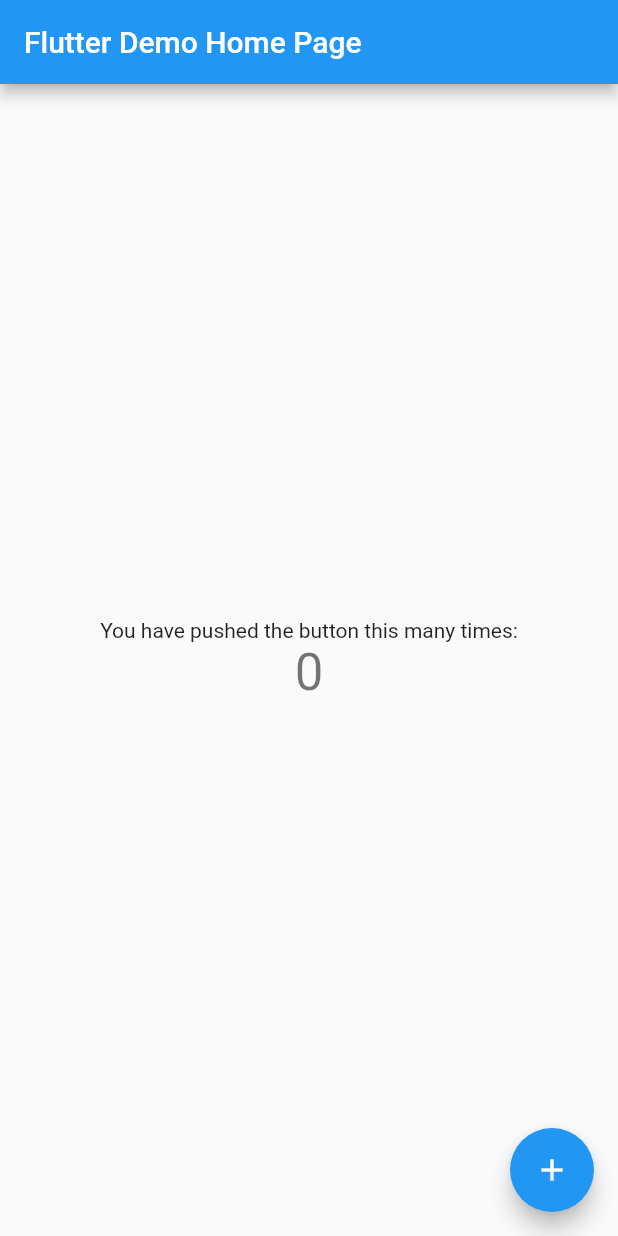
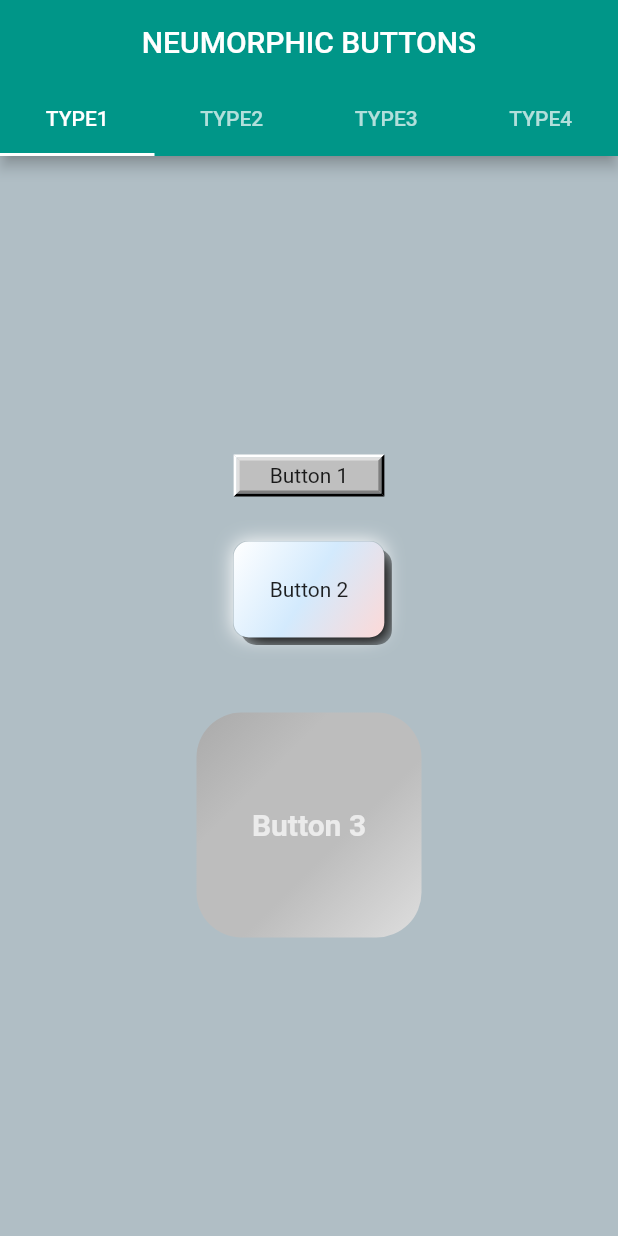
Before and after one commit to iamshabnam/neumorphic_button, a Flutter app: the screen it shows after launch, on a phone screen of 412 x 824 dp. Run offline on Flutter 3.47's test engine with Material 2 defaults, Android fonts, the phone set to English and light mode, and no system bars; our stand-ins replace flutter_inset_box_shadow, flutter_neumorphic.

Commit message:
tried neu button

```diff
--- a/lib/main.dart
+++ b/lib/main.dart
@@ -1,98 +1,72 @@
 import 'package:flutter/material.dart';
+import 'package:neumorphic_button/neu_button_4.dart';
 
-void main() {
-  runApp(const MyApp());
-}
+import 'neu_button_2.dart';
+import 'neu_button_1.dart';
+import 'neu_button_3.dart';
+import 'neu_button_using_package.dart';
+import 'neu_round_button_1.dart';
+import 'neu_round_button_2.dart';
 
-class MyApp extends StatelessWidget {
-  const MyApp({Key? key}) : super(key: key);
+void main() => runApp(const NeumorphicApp());
 
-  // This widget is the root of your application.
+class NeumorphicApp extends StatelessWidget {
+  const NeumorphicApp({Key? key}) : super(key: key);
+
+  final List<Tab> myTabs = const [
+    Tab(text: 'TYPE1'),
+    Tab(text: 'TYPE2'),
+    Tab(text: 'TYPE3'),
+    Tab(text: 'TYPE4'),
+  ];
+
   @override
   Widget build(BuildContext context) {
     return MaterialApp(
-      title: 'Flutter Demo',
+      debugShowCheckedModeBanner: false,
+      title: 'Neumorphic App',
       theme: ThemeData(
-
         primarySwatch: Colors.blue,
       ),
-      home: const MyHomePage(title: 'Flutter Demo Home Page'),
+      home: DefaultTabController(
+        length: myTabs.length,
+        child: Scaffold(
+          appBar: AppBar(
+            bottom: TabBar(indicatorColor: Colors.white, tabs: myTabs),
+            title: const Text('NEUMORPHIC BUTTONS'),
+            backgroundColor: Colors.teal,
+            centerTitle: true,
+          ),
+          backgroundColor: Colors.blueGrey.shade200,
+          body: TabBarView(children: [
+            Column(mainAxisAlignment: MainAxisAlignment.center, children: [
+              const SizedBox(height: 50),
+              const NeuButton1(child: Text('Button 1')),
+              const SizedBox(height: 30),
+              NeuButton2(child: const Text('Button 2')),
+              const SizedBox(height: 50),
+              NeuButton3(
+                child: const Center(
+                  child: Text(
+                    'Button 3',
+                    style: TextStyle(color: Colors.white70, fontSize: 20, fontWeight: FontWeight.bold),
+                  ),
+                ),
+              ),
+              const SizedBox(height: 50),
+            ]),
+            const NeuButton4(),
+            Column(mainAxisAlignment: MainAxisAlignment.center, children: const [
+              SizedBox(height: 50),
+              NeuRoundButton1(child: SizedBox(height: 100, width: 100)),
+              SizedBox(height: 50),
+              NeuRoundButton2(child: SizedBox(height: 100, width: 100)),
+              SizedBox(height: 50),
+            ]),
+            NeuButtonUsingPackage(),
+          ]),
+        ),
+      ),
     );
   }
 }
-
-class MyHomePage extends StatefulWidget {
-  const MyHomePage({Key? key, required this.title}) : super(key: key);
-
-  final String title;
-
-  @override
-  State<MyHomePage> createState() => _MyHomePageState();
-}
-
-class _MyHomePageState extends State<MyHomePage> {
-  int _counter = 0;
-
-  void _incrementCounter() {
-    setState(() {
-      // This call to setState tells the Flutter framework that something has
-      // changed in this State, which causes it to rerun the build method below
-      // so that the display can reflect the updated values. If we changed
-      // _counter without calling setState(), then the build method would not be
-      // called again, and so nothing would appear to happen.
-      _counter++;
-    });
-  }
-
-  @override
-  Widget build(BuildContext context) {
-    // This method is rerun every time setState is called, for instance as done
-    // by the _incrementCounter method above.
-    //
-    // The Flutter framework has been optimized to make rerunning build methods
-    // fast, so that you can just rebuild anything that needs updating rather
-    // than having to individually change instances of widgets.
-    return Scaffold(
-      appBar: AppBar(
-        // Here we take the value from the MyHomePage object that was created by
-        // the App.build method, and use it to set our appbar title.
-        title: Text(widget.title),
-      ),
-      body: Center(
-        // Center is a layout widget. It takes a single child and positions it
-        // in the middle of the parent.
-        child: Column(
-          // Column is also a layout widget. It takes a list of children and
-          // arranges them vertically. By default, it sizes itself to fit its
-          // children horizontally, and tries to be as tall as its parent.
-          //
-          // Invoke "debug painting" (press "p" in the console, choose the
-          // "Toggle Debug Paint" action from the Flutter Inspector in Android
-          // Studio, or the "Toggle Debug Paint" command in Visual Studio Code)
-          // to see the wireframe for each widget.
-          //
-          // Column has various properties to control how it sizes itself and
-          // how it positions its children. Here we use mainAxisAlignment to
-          // center the children vertically; the main axis here is the vertical
-          // axis because Columns are vertical (the cross axis would be
-          // horizontal).
-          mainAxisAlignment: MainAxisAlignment.center,
-          children: <Widget>[
-            const Text(
-              'You have pushed the button this many times:',
-            ),
-            Text(
-              '$_counter',
-              style: Theme.of(context).textTheme.headline4,
-            ),
-          ],
-        ),
-      ),
-      floatingActionButton: FloatingActionButton(
-        onPressed: _incrementCounter,
-        tooltip: 'Increment',
-        child: const Icon(Icons.add),
-      ), // This trailing comma makes auto-formatting nicer for build methods.
-    );
-  }
-}
--- /dev/null
+++ b/lib/neu_button_1.dart
@@ -0,0 +1,38 @@
+import 'package:flutter/material.dart';
+
+class NeuButton1 extends StatelessWidget {
+  const NeuButton1({Key? key, this.child, this.bevel =  2.0}) : super(key: key);
+  final double bevel;
+  final Color outerTopLeftBorderColor = const Color(0xFFFFFFFF);
+  final Color outerBottomRightBorderColor = const Color(0xFF000000);
+  final Color innerTopLeftBorderColor = const Color(0xFFDFDFDF);
+  final Color innerBottomRightBorderColor = const Color(0xFF7F7F7F);
+  final Color buttonColor = const Color(0xFFBFBFBF);
+  final Widget? child;
+  @override
+  Widget build(BuildContext context) {
+    return Container(
+      decoration: BoxDecoration(
+        border: Border(
+          top: BorderSide(width: bevel, color: outerTopLeftBorderColor),
+          left: BorderSide(width: bevel, color: outerTopLeftBorderColor),
+          right: BorderSide(width: bevel, color: outerBottomRightBorderColor),
+          bottom: BorderSide(width: bevel, color: outerBottomRightBorderColor),
+        ),
+      ),
+      child: Container(
+        padding: const EdgeInsets.symmetric(horizontal: 20.0, vertical: 2.0),
+        decoration: BoxDecoration(
+          border: Border(
+            top: BorderSide(width: bevel, color: innerTopLeftBorderColor),
+            left: BorderSide(width: bevel, color: innerTopLeftBorderColor),
+            right: BorderSide(width: bevel, color: innerBottomRightBorderColor),
+            bottom: BorderSide(width: bevel, color: innerBottomRightBorderColor),
+          ),
+          color: buttonColor,
+        ),
+        child: child,
+      ),
+    );
+  }
+}
--- /dev/null
+++ b/lib/neu_button_2.dart
@@ -0,0 +1,141 @@
+import 'package:flutter/material.dart';
+
+extension ColorUtils on Color {
+  Color? mix(Color another, double amount) {
+    return Color.lerp(this, another, amount);
+  }
+}
+
+class NeuButton2 extends StatelessWidget{
+  NeuButton2({Key? key, required this.child, this.borderWidth = 10.0}) : this.blurOffset = Offset(borderWidth / 2, borderWidth / 2),
+  super(key: key);
+  final double borderWidth;
+  final Color outerTopLeftBorderColor = const Color(0xFFFFFFFF);
+  final Color outerBottomRightBorderColor = const Color(0xFF000000);
+  final Color innerTopLeftBorderColor = const Color(0xFFDFDFDF);
+  final Color innerBottomRightBorderColor = const Color(0xFF7F7F7F);
+  final Color buttonColor = const Color(0xFFBFBFBF);
+  final Offset blurOffset;
+  final Widget? child;
+  final Color? color = const Color(0xFF00FFFF);
+
+  // final colorC = Color.alphaBlend(const Color(0xFFFFFFFF), const Color(0xFF000000));
+  @override
+  Widget build(BuildContext context) {
+    return Container(
+      padding: const EdgeInsets.all(24.0),
+      decoration: BoxDecoration(
+          gradient: LinearGradient(
+              begin: Alignment.topLeft,
+              end: Alignment.bottomRight,
+              colors: [
+                color?.withRed(255) ?? Colors.red,
+                Color.lerp(Colors.white, Colors.blue, .2) ?? Colors.white,
+                Color?.lerp(Colors.white, Colors.red, .2) ?? Colors.white,
+                // color?.withRed(255) ?? Colors.red,
+                // Color?.lerp(Colors.white, Colors.red, .2) ?? Colors.white,
+                // color?.mix(Colors.white, .2) ?? Colors.white,
+                // color?.mix(Colors.white, .9) ?? Colors.white,
+              ]
+          ),
+          borderRadius: BorderRadius.circular(borderWidth),
+          // color: Colors.grey.shade200,
+          boxShadow: [
+            BoxShadow(
+              blurRadius: borderWidth,
+              // offset: -blurOffset,
+              blurStyle: BlurStyle.outer,
+              color: Colors.white,
+            ),
+            BoxShadow(
+              blurRadius: borderWidth,
+              offset: blurOffset,
+              blurStyle: BlurStyle.inner,
+              // color: Colors.black,
+            ),
+          ]),
+      child: child,
+    );
+  }
+}
+
+// class NeumorphicContainer extends StatefulWidget {
+//   final Widget child;
+//   final double bevel;
+//   final Offset blurOffset;
+//   final Color color;
+//
+//   NeumorphicContainer({
+//     required this.child,
+//     this.bevel = 10.0,
+//     required this.color,
+//   })  : this.blurOffset = Offset(bevel / 2, bevel / 2), super(key: key);
+//
+//   @override
+//   _NeumorphicContainerState createState() => _NeumorphicContainerState();
+// }
+//
+// class _NeumorphicContainerState extends State<NeumorphicContainer> {
+//   // New state, representing if surface is being pressed
+//   bool _isPressed = false;
+//
+//   // We're only really interested in down and up events,
+//   // for now.
+//   void _onPointerDown(PointerDownEvent event) {
+//     setState(() {
+//       _isPressed = true;
+//     });
+//   }
+//
+//   void _onPointerUp(PointerUpEvent event) {
+//     setState(() {
+//       _isPressed = false;
+//     });
+//   }
+//
+//   @override
+//   Widget build(BuildContext context) {
+//     final color = this.widget.color ?? Theme.of(context).backgroundColor;
+//
+//     // Listener is almost like GestureDetector,
+//     // just a bit simpler
+//     return Listener(
+//       onPointerDown: _onPointerDown,
+//       onPointerUp: _onPointerUp,
+//       child: Container(
+//       padding: const EdgeInsets.all(24.0),
+//       decoration: BoxDecoration(
+//           gradient: LinearGradient(
+//               begin: Alignment.topLeft,
+//               end: Alignment.bottomRight,
+//               colors: [
+//                 // Colors.blue.mix(Colors.red, .5)
+//                 // buttonColor.mix(Colors.white, .2),
+//                 color?.withRed(255) ?? Colors.red,
+//                 Color?.lerp(Colors.white, Colors.red, .2) ?? Colors.white,
+//                 color?.mix(Colors.white, .2) ?? Colors.white,
+//                 color?.mix(Colors.white, .9) ?? Colors.white,
+//                 // color.mix(Colors.black, .1),
+//               ]
+//           ),
+//           borderRadius: BorderRadius.circular(borderWidth),
+//           // color: Colors.grey.shade200,
+//           boxShadow: [
+//             BoxShadow(
+//               blurRadius: borderWidth,
+//               // offset: -blurOffset,
+//               blurStyle: BlurStyle.outer,
+//               color: Colors.white,
+//             ),
+//             BoxShadow(
+//               blurRadius: borderWidth,
+//               offset: blurOffset,
+//               blurStyle: BlurStyle.inner,
+//               // color: Colors.black,
+//             ),
+//           ]),
+//       child: child,
+//     )
+//     );
+//   }
+// }
--- /dev/null
+++ b/lib/neu_button_3.dart
@@ -0,0 +1,57 @@
+import 'package:flutter/material.dart';
+
+extension ColorUtils on Color {
+  Color? mix(Color another, double amount) {
+    return Color.lerp(this, another, amount);
+  }
+}
+
+class NeuButton3 extends StatelessWidget {
+  NeuButton3({Key? key, this.child}) : super(key: key);
+
+  final backgroundColor = const Color(0xFFE7ECEF);
+  final Offset blurOffset = const Offset(28, 28);
+  final double borderWidth = 30.0;
+  final Color? color = Colors.grey.shade400;
+  final Widget? child;
+
+  @override
+  Widget build(BuildContext context) {
+    return Container(
+      decoration: BoxDecoration(
+        borderRadius: BorderRadius.all(Radius.circular(borderWidth)),
+        gradient: LinearGradient(begin: Alignment.topLeft, end: Alignment.bottomRight, colors: [
+          color?.mix(Colors.black, .1) ?? Colors.white,
+          color ?? Colors.white,
+          color ?? Colors.white,
+          color?.mix(Colors.white, .5) ?? Colors.white,
+        ], stops: const [
+          0.0,
+          .3,
+          .6,
+          1.0,
+        ]),
+        // color: backgroundColor,
+        // boxShadow: [
+        //   BoxShadow(
+        //     spreadRadius: 15,
+        //     blurRadius: 20,
+        //     offset: -blurOffset,
+        //     color: Colors.white.withOpacity(0.5),
+        //   ),
+        //   BoxShadow(
+        //     spreadRadius: 15,
+        //     blurRadius: 20,
+        //     offset: blurOffset,
+        //     color: Colors.grey.shade400,
+        //   ),
+        // ],
+      ),
+      child: SizedBox(
+        height: 150,
+        width: 150,
+        child: child,
+      ),
+    );
+  }
+}
--- a/pubspec.yaml
+++ b/pubspec.yaml
@@ -34,6 +34,8 @@ dependencies:
   # The following adds the Cupertino Icons font to your application.
   # Use with the CupertinoIcons class for iOS style icons.
   cupertino_icons: ^1.0.2
+  flutter_inset_box_shadow: ^1.0.8
+  flutter_neumorphic: ^3.2.0
 
 dev_dependencies:
   flutter_test:
```
Also changed, not shown: lib/neu_button_4.dart (added, +128 -0 lines), lib/neu_button_using_package.dart (added, +112 -0 lines), lib/neu_round_button_1.dart (added, +32 -0 lines), lib/neu_round_button_2.dart (added, +38 -0 lines), pubspec.lock, 1 other file.
